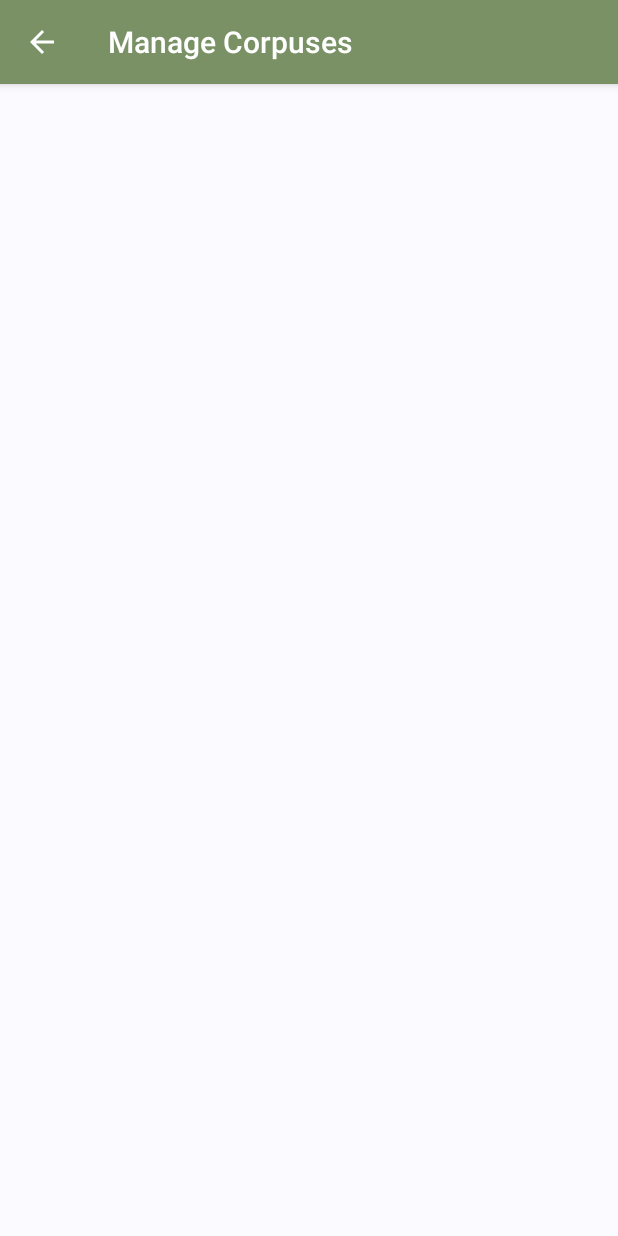
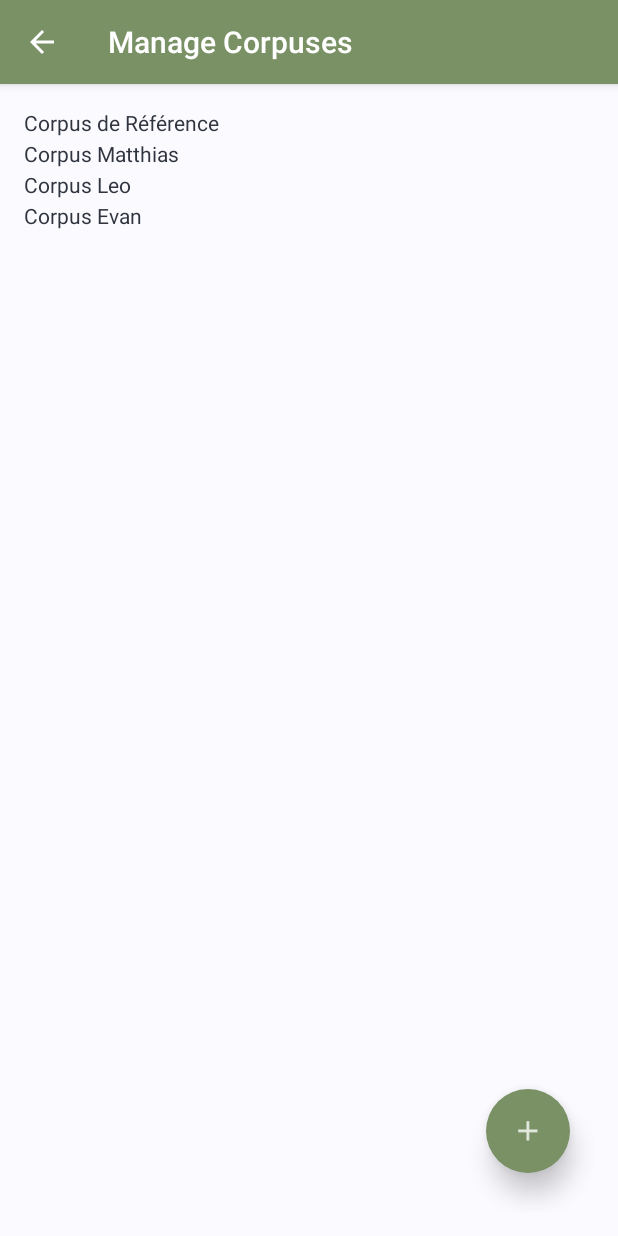
Before and after one commit to Aryetis/dronevoicerecognition, an Android app: the ManageCorpusesActivity screen opened directly, with no data from a screen before it, on a phone screen of 412 x 824 dp. Run offline under Robolectric (Android 15) with nearby library versions, the phone set to English and light mode, and no system bars.

Commit message:
Made a mock list of corpuses

```diff
--- a/app/src/main/java/com/dvr/mel/dronevoicerecognition/LauncherActivity.java
+++ b/app/src/main/java/com/dvr/mel/dronevoicerecognition/LauncherActivity.java
@@ -46,4 +46,5 @@ public class LauncherActivity extends AppCompatActivity {
         Intent intent = new Intent(this, MainMenuActivity.class);
         startActivity(intent);
     }
+
 }
--- a/app/src/main/java/com/dvr/mel/dronevoicerecognition/ManageCorpusesActivity.java
+++ b/app/src/main/java/com/dvr/mel/dronevoicerecognition/ManageCorpusesActivity.java
@@ -1,13 +1,21 @@
 package com.dvr.mel.dronevoicerecognition;
 
+import android.annotation.TargetApi;
 import android.os.Bundle;
 import android.app.Activity;
 import android.support.v7.app.AppCompatActivity;
+import android.support.v7.widget.ListViewCompat;
+import android.widget.ArrayAdapter;
+import android.widget.ListView;
+
+import java.util.ArrayList;
+import java.util.List;
 
 public class ManageCorpusesActivity extends AppCompatActivity {
 
 
-
+    ArrayAdapter<String> adapter;
+    ListView listView;
 
     @Override
     protected void onCreate(Bundle savedInstanceState) {
@@ -15,5 +23,21 @@ public class ManageCorpusesActivity extends AppCompatActivity {
         super.onCreate(savedInstanceState);
         setContentView(R.layout.activity_manage_corpuses);
         if(getActionBar() != null) getActionBar().setDisplayHomeAsUpEnabled(true);
+
+        // TODO Link with real data
+        ArrayList<String> mockList = new ArrayList<String>();
+
+        adapter = new ArrayAdapter<>(this, R.layout.corpus_list_item_textview, mockList);
+
+        listView = (ListView) findViewById(R.id.corpuses_listview);
+        listView.setAdapter(adapter);
+
+        mockList.add("Corpus de Référence");
+        mockList.add("Corpus Matthias");
+        mockList.add("Corpus Leo");
+        mockList.add("Corpus Evan");
+
+        adapter.notifyDataSetChanged();
+
     }
 }
--- a/app/src/main/res/drawable/custom_floating_button.xml
+++ /dev/null
@@ -1,13 +0,0 @@
-<?xml version="1.0" encoding="utf-8"?>
-<selector xmlns:android="http://schemas.android.com/apk/res/android">
-    <item android:state_pressed="false">
-        <shape android:shape="oval">
-            <solid android:color="@color/colorPrimary"/>
-        </shape>
-    </item>
-    <item android:state_pressed="true">
-        <shape android:shape="oval">
-            <solid android:color="@color/colorPrimaryDark"/>
-        </shape>
-    </item>
-</selector>
--- a/app/src/main/res/layout/activity_launcher.xml
+++ b/app/src/main/res/layout/activity_launcher.xml
@@ -38,6 +38,7 @@
         android:layout_marginBottom="28dp"
         android:layout_alignParentBottom="true"
         android:layout_centerHorizontal="true"
-        android:onClick="startMainMenuActivity" />
+        android:onClick="startMainMenuActivity"
+        />
 
 </RelativeLayout>
--- a/app/src/main/res/layout/activity_manage_corpuses.xml
+++ b/app/src/main/res/layout/activity_manage_corpuses.xml
@@ -13,27 +13,37 @@
     tools:theme="@style/AppTheme"
     android:background="@color/colorAccent">
 
-    <ListView
+    <LinearLayout
+        android:orientation="vertical"
         android:layout_width="match_parent"
-        android:layout_height="match_parent"
-        android:layout_alignParentEnd="true" />
+        android:layout_height="match_parent">
+
+        <ListView
+            android:id="@+id/corpuses_listview"
+            android:layout_width="match_parent"
+            android:layout_height="match_parent"
+            android:layout_alignParentEnd="true"
+            android:orientation="vertical"
+            android:visibility="visible" />
+    </LinearLayout>
+
+    <android.support.design.widget.FloatingActionButton
+        android:id="@+id/plusFAB"
+        android:layout_width="65dp"
+        android:layout_height="65dp"
+        android:src="@drawable/ic_plus"
+        app:elevation="10dp"
+        tools:ignore="RelativeOverlap"
+        android:layout_marginRight="16dp"
+        android:layout_marginBottom="26dp"
+        android:layout_alignParentBottom="true"
+        android:layout_alignParentRight="true"
+        app:backgroundTint="@color/colorPrimary"
+        app:borderWidth="0dp"
+        android:scaleType="center"
+        app:fabSize="normal"
+
+        />
 
 
-    <!--
-       <android.support.design.widget.FloatingActionButton
-           android:id="@+id/plusFAB"
-           android:layout_width="wrap_content"
-           android:layout_height="wrap_content"
-           android:src="@drawable/ic_plus"
-           app:elevation="10dp"
-       />
-      <ImageButton
-
-           android:layout_width="65dp"
-           android:layout_height="65dp"
-           app:srcCompat="@drawable/ic_plus"
-           android:id="@+id/manageCorpusPlusButton"
-           android:layout_alignParentBottom="true"
-           android:layout_alignParentStart="true"
-           android:background="@drawable/custom_floating_button" />-->
 </RelativeLayout>
--- /dev/null
+++ b/app/src/main/res/layout/corpus_list_item_textview.xml
@@ -0,0 +1,7 @@
+<?xml version="1.0" encoding="utf-8"?>
+<TextView xmlns:android="http://schemas.android.com/apk/res/android"
+    android:layout_width="match_parent"
+    android:layout_height="match_parent"
+    android:visibility="visible"
+    android:textColor="@color/colorPrimaryDark">
+</TextView>
```
Also changed, not shown: app/build.gradle (+5 -4 lines), app/src/main/java/com/dvr/mel/dronevoicerecognition/RoundedLetterView.java (added, +190 -0 lines), app/src/main/res/values/attrs_rounded_letter_view.xml (added, +8 -0 lines), 1 other file.
